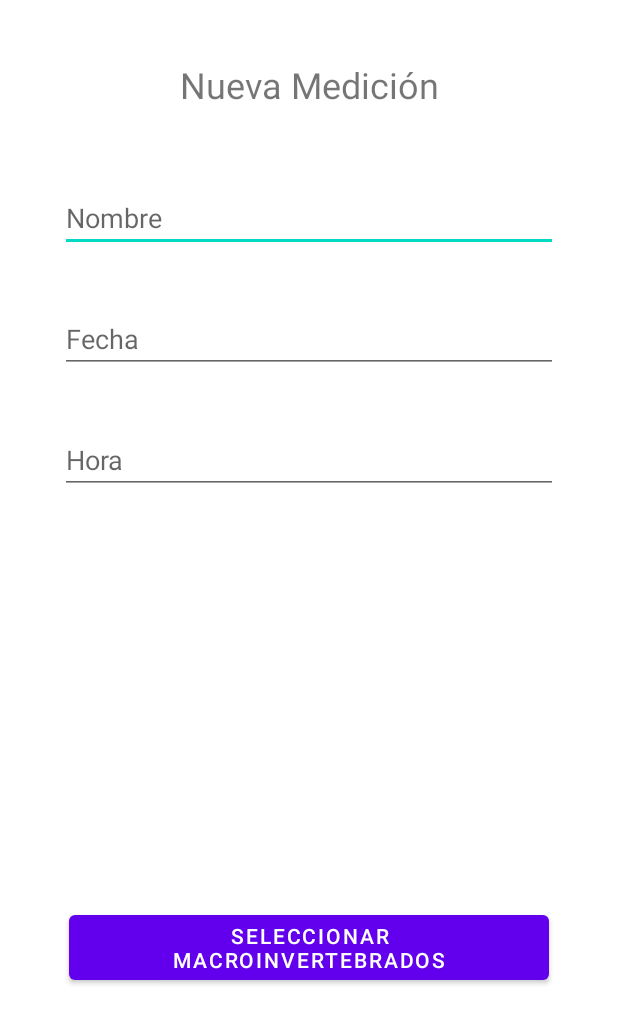
After one commit to lpachecoc4/BiotiApp2021, an Android app: the layout activity_measure0.xml on its own in the app's theme, with its tools: preview values and no code run, on a phone screen of 412 x 824 dp. The commit adds this screen. Shown: the top 1024 px of the screen. Run offline under Robolectric (Android 15) with nearby library versions, the phone set to English and light mode, and no system bars.

Commit message:
Add files via upload

```diff
--- a/src/main/res/layout/activity_main.xml
+++ b/src/main/res/layout/activity_main.xml
@@ -25,6 +25,7 @@
         android:layout_marginStart="70dp"
         android:layout_marginLeft="70dp"
         android:layout_marginTop="80dp"
+        android:onClick="Measure"
         android:text="@string/nm"
         app:backgroundTint="#07599D"
         app:layout_constraintStart_toStartOf="parent"
@@ -64,6 +65,7 @@
         android:layout_marginTop="25dp"
         android:layout_marginEnd="70dp"
         android:layout_marginRight="70dp"
+        android:onClick="Prueba"
         android:text="@string/cm"
         app:backgroundTint="#07599D"
         app:layout_constraintEnd_toEndOf="parent"
--- /dev/null
+++ b/src/main/res/layout/activity_measure0.xml
@@ -0,0 +1,84 @@
+<?xml version="1.0" encoding="utf-8"?>
+<androidx.constraintlayout.widget.ConstraintLayout xmlns:android="http://schemas.android.com/apk/res/android"
+    xmlns:app="http://schemas.android.com/apk/res-auto"
+    xmlns:tools="http://schemas.android.com/tools"
+    android:layout_width="match_parent"
+    android:layout_height="match_parent"
+    tools:context=".Measure0">
+
+    <TextView
+        android:id="@+id/textView2"
+        android:layout_width="wrap_content"
+        android:layout_height="wrap_content"
+        android:layout_marginTop="40dp"
+        android:text="@string/nm"
+        android:textSize="24sp"
+        app:layout_constraintEnd_toEndOf="parent"
+        app:layout_constraintStart_toStartOf="parent"
+        app:layout_constraintTop_toTopOf="parent" />
+
+    <EditText
+        android:id="@+id/editTextName"
+        android:layout_width="0dp"
+        android:layout_height="wrap_content"
+        android:layout_marginStart="40dp"
+        android:layout_marginLeft="40dp"
+        android:layout_marginTop="50dp"
+        android:layout_marginEnd="40dp"
+        android:layout_marginRight="40dp"
+        android:ems="10"
+        android:hint="@string/nombre"
+        android:inputType="textPersonName"
+        app:layout_constraintEnd_toEndOf="parent"
+        app:layout_constraintHorizontal_bias="0.0"
+        app:layout_constraintStart_toStartOf="parent"
+        app:layout_constraintTop_toBottomOf="@+id/textView2" />
+
+    <EditText
+        android:id="@+id/editTextDate"
+        android:layout_width="0dp"
+        android:layout_height="wrap_content"
+        android:layout_marginStart="40dp"
+        android:layout_marginLeft="40dp"
+        android:layout_marginTop="35dp"
+        android:layout_marginEnd="40dp"
+        android:layout_marginRight="40dp"
+        android:ems="10"
+        android:hint="@string/fecha"
+        android:inputType="date"
+        app:layout_constraintEnd_toEndOf="parent"
+        app:layout_constraintHorizontal_bias="0.0"
+        app:layout_constraintStart_toStartOf="parent"
+        app:layout_constraintTop_toBottomOf="@+id/editTextName" />
+
+    <EditText
+        android:id="@+id/editTextTime"
+        android:layout_width="0dp"
+        android:layout_height="wrap_content"
+        android:layout_marginStart="40dp"
+        android:layout_marginLeft="40dp"
+        android:layout_marginTop="35dp"
+        android:layout_marginEnd="40dp"
+        android:layout_marginRight="40dp"
+        android:ems="10"
+        android:hint="@string/hora"
+        android:inputType="time"
+        app:layout_constraintEnd_toEndOf="parent"
+        app:layout_constraintHorizontal_bias="0.0"
+        app:layout_constraintStart_toStartOf="parent"
+        app:layout_constraintTop_toBottomOf="@+id/editTextDate" />
+
+    <Button
+        android:id="@+id/SM"
+        android:layout_width="wrap_content"
+        android:layout_height="wrap_content"
+        android:layout_marginTop="180dp"
+        android:layout_marginBottom="70dp"
+        android:onClick="Register"
+        android:text="@string/sm"
+        app:layout_constraintBottom_toBottomOf="parent"
+        app:layout_constraintEnd_toEndOf="parent"
+        app:layout_constraintStart_toStartOf="parent"
+        app:layout_constraintTop_toBottomOf="@+id/editTextTime" />
+
+</androidx.constraintlayout.widget.ConstraintLayout>
--- a/src/main/res/values/strings.xml
+++ b/src/main/res/values/strings.xml
@@ -5,6 +5,19 @@
     <string name="nm">Nueva Medición</string>
     <string name="hm">Historial Mediciones</string>
     <string name="cm">¿Cómo medir?</string>
+    <string name="casa">¿Con casa?</string>
+    <string name="concasa">Con casa</string>
+    <string name="sincasa">Sin casa</string>
+    <string name="cantidad">Cantidad</string>
+    <string name="agregar">Agregar</string>
+    <string name="medir">Medir</string>
+    <string name="nombre">Nombre</string>
+    <string name="fecha">Fecha</string>
+    <string name="hora">Hora</string>
+    <string name="ubi">Ubicación</string>
+    <string name="sm">Seleccionar Macroinvertebrados</string>
+    <string name="cod">Código</string>
+    <string name="cal">Calcular</string>
 
 
 </resources>
```
Also changed, not shown: src/main/res/layout/activity_con_casa.xml (added, +74 -0 lines), src/main/res/layout/activity_measure1.xml (added, +64 -0 lines), src/main/res/layout/activity_measure_f.xml (added, +73 -0 lines).
